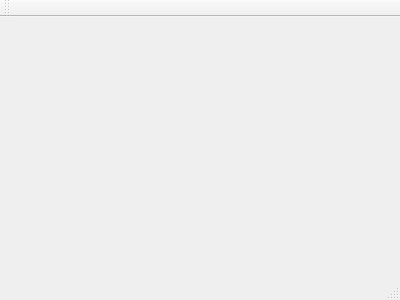
Qt form ihmo.ui (tonydd/IHMo) before a commit.
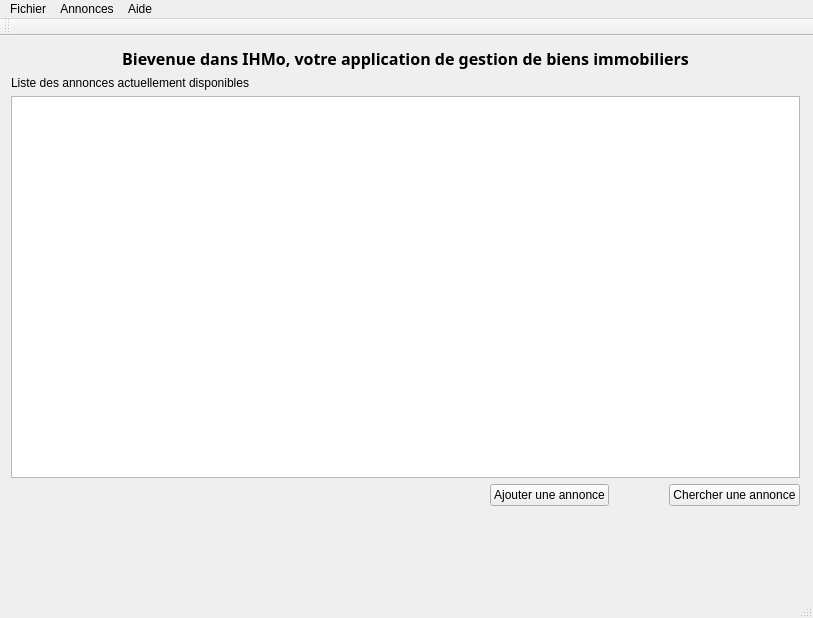
The same form after that commit.

Commit message: MAJ annonce + init main gui + init slots

```diff
--- a/ihmo.ui
+++ b/ihmo.ui
@@ -1,24 +1,156 @@
 <ui version="4.0">
  <class>IHMo</class>
- <widget class="QMainWindow" name="IHMo" >
-  <property name="geometry" >
+ <widget class="QMainWindow" name="IHMo">
+  <property name="geometry">
    <rect>
     <x>0</x>
     <y>0</y>
-    <width>400</width>
-    <height>300</height>
+    <width>813</width>
+    <height>618</height>
    </rect>
   </property>
   <property name="windowTitle" >
    <string>IHMo</string>
   </property>
-  <widget class="QMenuBar" name="menuBar" />
-  <widget class="QToolBar" name="mainToolBar" />
-  <widget class="QWidget" name="centralWidget" />
-  <widget class="QStatusBar" name="statusBar" />
+  <widget class="QWidget" name="centralWidget">
+   <widget class="QWidget" name="verticalLayoutWidget">
+    <property name="geometry">
+     <rect>
+      <x>0</x>
+      <y>0</y>
+      <width>811</width>
+      <height>481</height>
+     </rect>
+    </property>
+    <layout class="QVBoxLayout" name="verticalLayout">
+     <item>
+      <widget class="QLabel" name="label">
+       <property name="font">
+        <font>
+         <family>Loma</family>
+         <pointsize>12</pointsize>
+         <weight>75</weight>
+         <bold>true</bold>
+        </font>
+       </property>
+       <property name="text">
+        <string>Bievenue dans IHMo, votre application de gestion de biens immobiliers</string>
+       </property>
+       <property name="alignment">
+        <set>Qt::AlignCenter</set>
+       </property>
+      </widget>
+     </item>
+     <item>
+      <widget class="QLabel" name="label_2">
+       <property name="text">
+        <string>Liste des annonces actuellement disponibles</string>
+       </property>
+      </widget>
+     </item>
+     <item>
+      <widget class="QTableView" name="tableView"/>
+     </item>
+     <item>
+      <layout class="QHBoxLayout" name="horizontalLayout">
+       <property name="spacing">
+        <number>60</number>
+       </property>
+       <property name="sizeConstraint">
+        <enum>QLayout::SetMinimumSize</enum>
+       </property>
+       <property name="topMargin">
+        <number>0</number>
+       </property>
+       <item>
+        <spacer name="horizontalSpacer">
+         <property name="orientation">
+          <enum>Qt::Horizontal</enum>
+         </property>
+         <property name="sizeHint" stdset="0">
+          <size>
+           <width>40</width>
+           <height>20</height>
+          </size>
+         </property>
+        </spacer>
+       </item>
+       <item>
+        <widget class="QPushButton" name="pushButton_2">
+         <property name="text">
+          <string>Ajouter une annonce</string>
+         </property>
+        </widget>
+       </item>
+       <item>
+        <widget class="QPushButton" name="pushButton">
+         <property name="text">
+          <string>Chercher une annonce</string>
+         </property>
+        </widget>
+       </item>
+      </layout>
+     </item>
+    </layout>
+   </widget>
+  </widget>
+  <widget class="QMenuBar" name="menuBar">
+   <property name="geometry">
+    <rect>
+     <x>0</x>
+     <y>0</y>
+     <width>813</width>
+     <height>27</height>
+    </rect>
+   </property>
+   <widget class="QMenu" name="menuFihcier">
+    <property name="title">
+     <string>Fichier</string>
+    </property>
+    <addaction name="actionQuitter"/>
+   </widget>
+   <widget class="QMenu" name="menuAide">
+    <property name="title">
+     <string>Aide</string>
+    </property>
+    <addaction name="actionA_propos"/>
+   </widget>
+   <widget class="QMenu" name="menuAnnonces">
+    <property name="title">
+     <string>Annonces</string>
+    </property>
+    <addaction name="actionCr_er"/>
+   </widget>
+   <addaction name="menuFihcier"/>
+   <addaction name="menuAnnonces"/>
+   <addaction name="menuAide"/>
+  </widget>
+  <widget class="QToolBar" name="mainToolBar">
+   <attribute name="toolBarArea">
+    <enum>TopToolBarArea</enum>
+   </attribute>
+   <attribute name="toolBarBreak">
+    <bool>false</bool>
+   </attribute>
+  </widget>
+  <widget class="QStatusBar" name="statusBar"/>
+  <action name="actionQuitter">
+   <property name="text">
+    <string>Quitter</string>
+   </property>
+  </action>
+  <action name="actionA_propos">
+   <property name="text">
+    <string>A propos</string>
+   </property>
+  </action>
+  <action name="actionCr_er">
+   <property name="text">
+    <string>Créer</string>
+   </property>
+  </action>
  </widget>
- <layoutDefault spacing="6" margin="11" />
- <pixmapfunction></pixmapfunction>
+ <layoutdefault spacing="6" margin="11"/>
  <resources/>
  <connections/>
 </ui>
```
Left out of the diff: 42 changed lines with no effect on the pictures. The commit also changes 3 other files.
